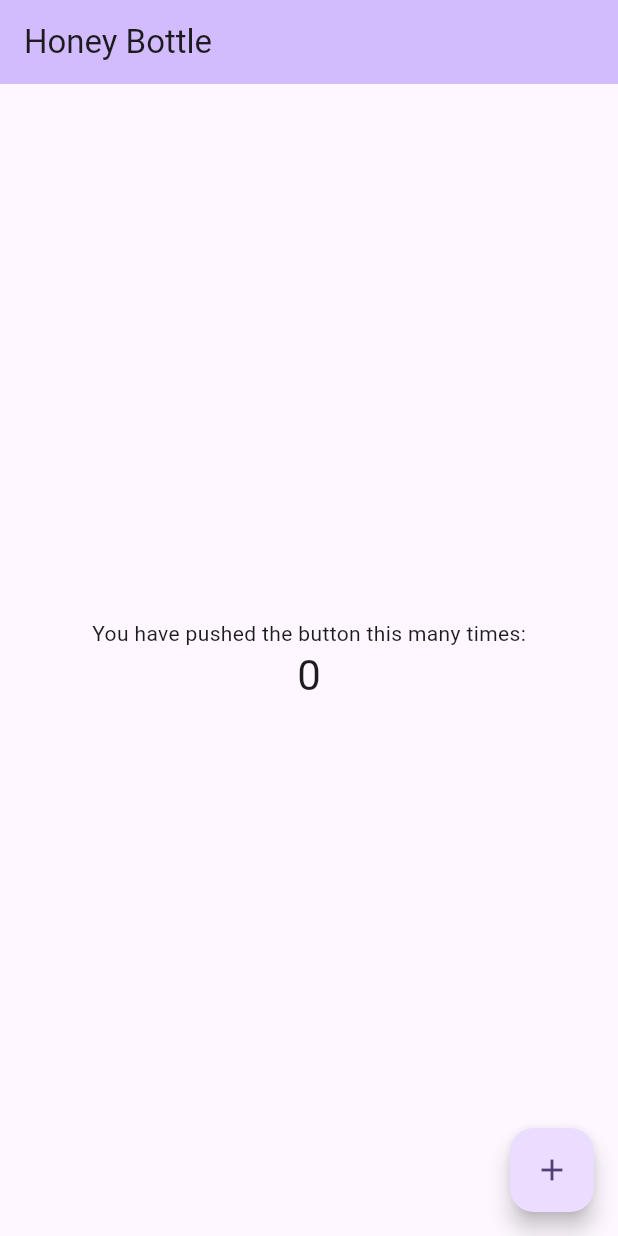
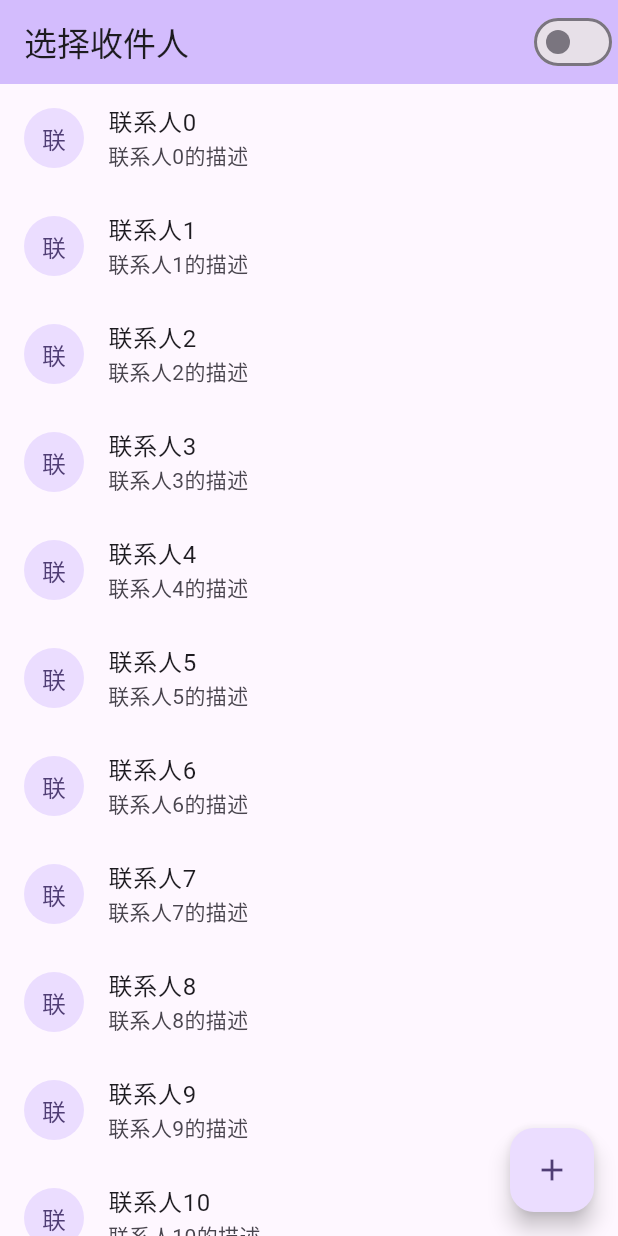
Before and after one commit to kagurazakayashi/honey_bottle, a Flutter app: the screen it shows after launch, on a phone screen of 412 x 824 dp. Run offline on Flutter 3.47's test engine with Material 2 defaults, Android fonts, the phone set to English and light mode, and no system bars; missing offline and left inert: dart:ffi.

Commit message:
添加联系人列表页

```diff
--- a/lib/main.dart
+++ b/lib/main.dart
@@ -1,4 +1,5 @@
 import 'package:flutter/material.dart';
+import 'myhomepage/myhomepage_widget.dart';
 
 void main() {
   runApp(const MyApp());
@@ -10,6 +11,7 @@ class MyApp extends StatelessWidget {
   @override
   Widget build(BuildContext context) {
     return MaterialApp(
+      debugShowCheckedModeBanner: false,
       title: 'Honey Bottle',
       theme: ThemeData(
         colorScheme: ColorScheme.fromSeed(seedColor: Colors.deepPurple),
@@ -19,50 +21,3 @@ class MyApp extends StatelessWidget {
     );
   }
 }
-
-class MyHomePage extends StatefulWidget {
-  const MyHomePage({super.key, required this.title});
-  final String title;
-
-  @override
-  State<MyHomePage> createState() => _MyHomePageState();
-}
-
-class _MyHomePageState extends State<MyHomePage> {
-  int _counter = 0;
-
-  void _incrementCounter() {
-    setState(() {
-      _counter++;
-    });
-  }
-
-  @override
-  Widget build(BuildContext context) {
-    return Scaffold(
-      appBar: AppBar(
-        backgroundColor: Theme.of(context).colorScheme.inversePrimary,
-        title: Text(widget.title),
-      ),
-      body: Center(
-        child: Column(
-          mainAxisAlignment: MainAxisAlignment.center,
-          children: <Widget>[
-            const Text(
-              'You have pushed the button this many times:',
-            ),
-            Text(
-              '$_counter',
-              style: Theme.of(context).textTheme.headlineMedium,
-            ),
-          ],
-        ),
-      ),
-      floatingActionButton: FloatingActionButton(
-        onPressed: _incrementCounter,
-        tooltip: 'Increment',
-        child: const Icon(Icons.add),
-      ),
-    );
-  }
-}
--- /dev/null
+++ b/lib/myhomepage/myhomepage_func.dart
@@ -0,0 +1 @@
+class MyHomePageFunc {}
--- /dev/null
+++ b/lib/myhomepage/myhomepage_state.dart
@@ -0,0 +1,73 @@
+import 'dart:ffi';
+
+import 'package:flutter/material.dart';
+import 'myhomepage_widget.dart';
+
+class MyHomePageState extends State<MyHomePage> {
+  List<String> contacts = [];
+  List<String> subContacts = [];
+  List<bool> selected = [];
+  bool switchValue = false;
+
+  @override
+  void initState() {
+    super.initState();
+    for (int i = 0; i < 100; i++) {
+      contacts.add('联系人$i');
+      subContacts.add('联系人$i的描述');
+      selected.add(false);
+    }
+  }
+
+  @override
+  Widget build(BuildContext context) {
+    return Scaffold(
+      appBar: AppBar(
+        backgroundColor: Theme.of(context).colorScheme.inversePrimary,
+        title: const Text('选择收件人'),
+        actions: <Widget>[
+          Switch(
+            value: switchValue,
+            onChanged: (value) {
+              setState(() {
+                switchValue = value;
+              });
+            },
+          ),
+        ],
+      ),
+      body: contacts.isEmpty
+          ? const Center(child: Text("没有联系人"))
+          : ListView.builder(
+              itemCount: contacts.length,
+              itemBuilder: (BuildContext context, int index) {
+                return ListTile(
+                  leading: CircleAvatar(
+                    child: Text(contacts[index][0]),
+                  ),
+                  title: Text(contacts[index]),
+                  subtitle: Text(subContacts[index]),
+                  trailing: selected[index] ? const Icon(Icons.check) : null,
+                  onTap: () {
+                    setState(() {
+                      for (int i = 0; i < selected.length; i++) {
+                        selected[i] = i == index;
+                        //   if (i == index) {
+                        //     selected[i] = !selected[i];
+                        //   } else {
+                        //     selected[i] = false;
+                        //   }
+                      }
+                    });
+                  },
+                );
+              },
+            ),
+      floatingActionButton: FloatingActionButton(
+        onPressed: () {},
+        tooltip: 'Increment',
+        child: const Icon(Icons.add),
+      ),
+    );
+  }
+}
--- /dev/null
+++ b/lib/myhomepage/myhomepage_widget.dart
@@ -0,0 +1,10 @@
+import 'package:flutter/material.dart';
+import 'myhomepage_state.dart';
+
+class MyHomePage extends StatefulWidget {
+  const MyHomePage({super.key, required this.title});
+  final String title;
+
+  @override
+  State<MyHomePage> createState() => MyHomePageState();
+}
--- a/pubspec.yaml
+++ b/pubspec.yaml
@@ -34,8 +34,7 @@ dependencies:
 
   # The following adds the Cupertino Icons font to your application.
   # Use with the CupertinoIcons class for iOS style icons.
-  cupertino_icons: ^1.0.2
-  flutter_neumorphic: ^3.2.0
+  # cupertino_icons: ^1.0.2
   openpgp: ^3.5.4
 
 dev_dependencies:
```
Also changed, not shown: analysis_options.yaml (line endings or trailing spaces), pubspec.lock, 80 other files.
